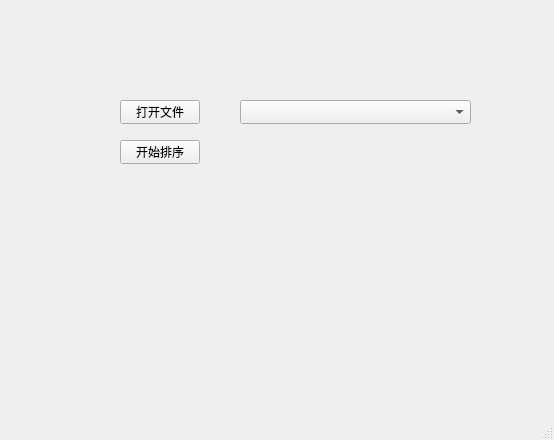
Qt form sortwindow.ui (llyiyi/QT-algo-work) before a commit.
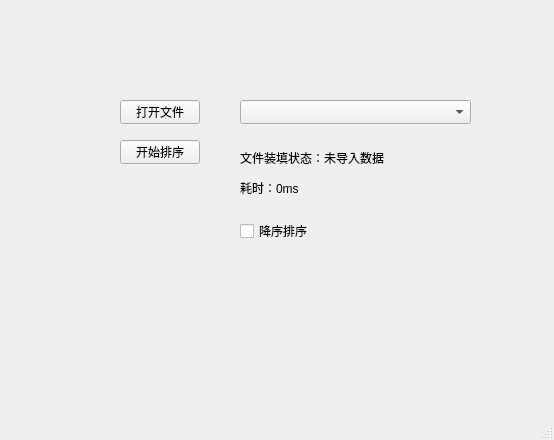
The same form after that commit.

Commit message: 修复排序bug；添加降序；

```diff
--- a/sortwindow.ui
+++ b/sortwindow.ui
@@ -50,6 +50,48 @@
      </rect>
     </property>
    </widget>
+   <widget class="QLabel" name="label_status">
+    <property name="geometry">
+     <rect>
+      <x>240</x>
+      <y>150</y>
+      <width>231</width>
+      <height>16</height>
+     </rect>
+    </property>
+    <property name="text">
+     <string>文件装填状态：未导入数据</string>
+    </property>
+    <property name="wordWrap">
+     <bool>false</bool>
+    </property>
+   </widget>
+   <widget class="QLabel" name="label_timer">
+    <property name="geometry">
+     <rect>
+      <x>240</x>
+      <y>180</y>
+      <width>221</width>
+      <height>16</height>
+     </rect>
+    </property>
+    <property name="text">
+     <string>耗时：0ms</string>
+    </property>
+   </widget>
+   <widget class="QCheckBox" name="checkBox_dec">
+    <property name="geometry">
+     <rect>
+      <x>240</x>
+      <y>220</y>
+      <width>81</width>
+      <height>22</height>
+     </rect>
+    </property>
+    <property name="text">
+     <string>降序排序</string>
+    </property>
+   </widget>
   </widget>
   <widget class="QMenuBar" name="menubar">
    <property name="geometry">
```
The commit also changes 2 other files.
